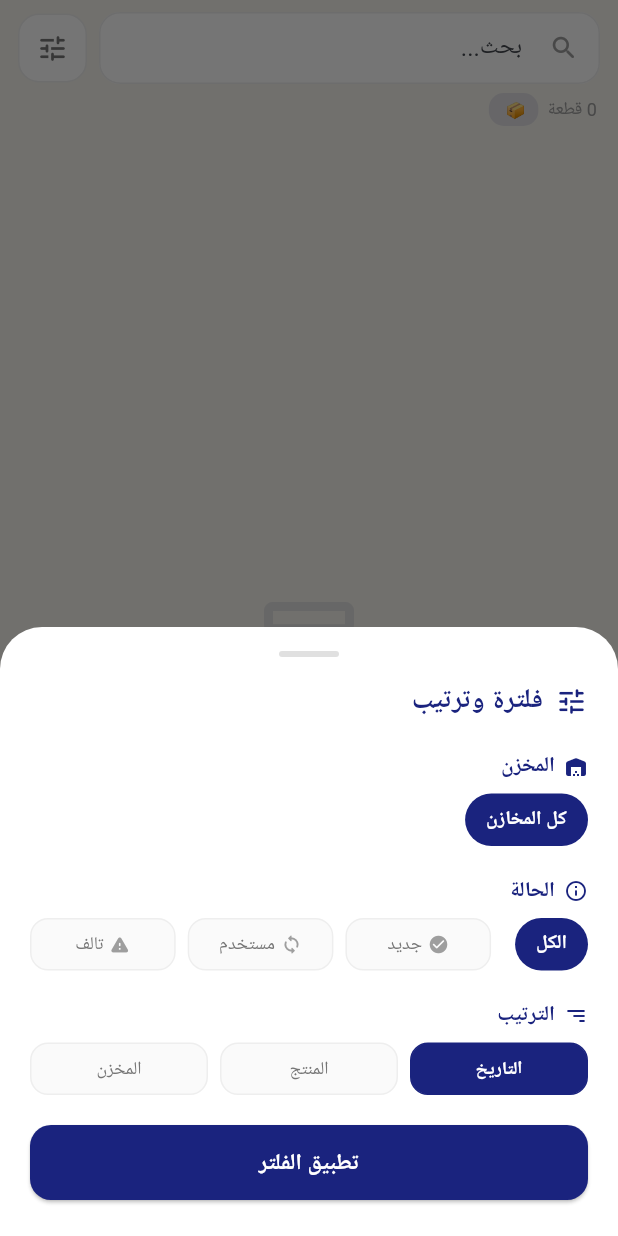
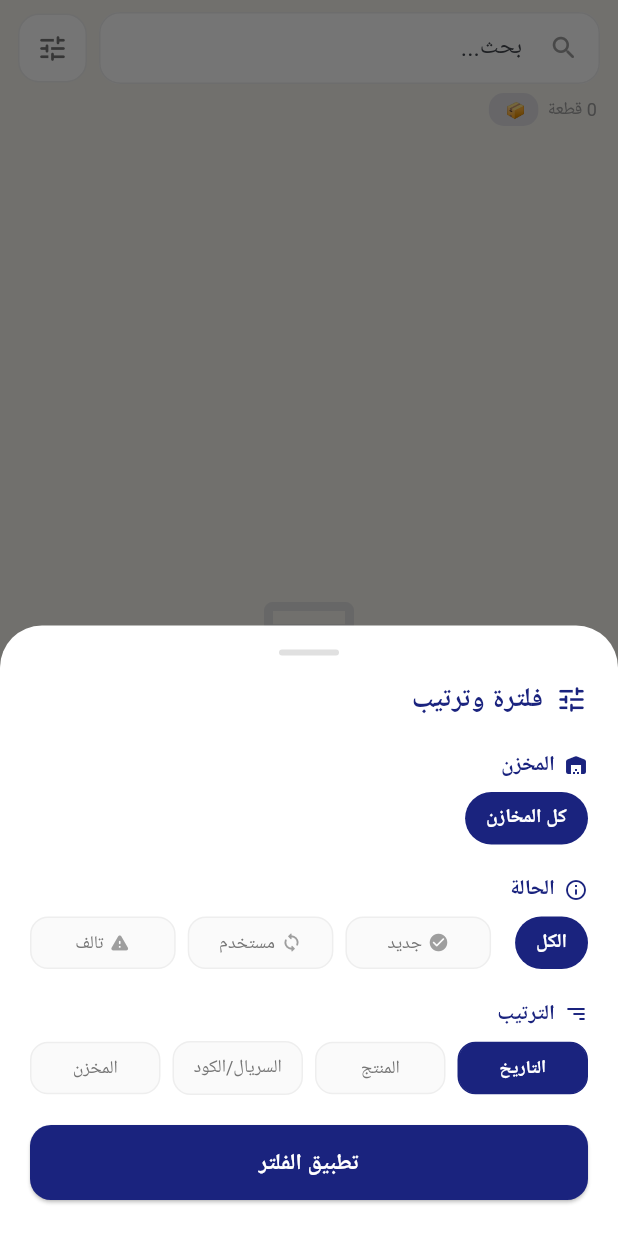
Before and after one commit to Kimoo193/INVENTORY_APP, a Flutter app: the InventoryScreen widget shown alone on an empty page, opened directly, after a tap on the "tune" icon, on a phone screen of 412 x 824 dp. Run offline on Flutter 3.47's test engine with Material 3 defaults, Android fonts, the phone set to English and light mode, and no system bars; our stand-ins replace cloud_firestore, connectivity_plus, file_picker, firebase_auth, firebase_core, flutter_local_notifications and 4 more; missing offline and left inert: excel, google_mlkit_text_recognition, mobile_scanner, syncfusion_flutter_pdf; accounts and stored records are empty; network calls fail.

Commit message:
feat: add sorting by serial number in inventory screen

```diff
--- a/lib/app_localizations.dart
+++ b/lib/app_localizations.dart
@@ -59,6 +59,7 @@ class AppLocalizations {
   static String get sortDate => isArabic ? 'التاريخ' : 'Date';
   static String get sortProduct => isArabic ? 'المنتج' : 'Product';
   static String get sortWarehouse => isArabic ? 'المخزن' : 'Warehouse';
+  static String get sortSerial => isArabic ? 'السريال/الكود' : 'Serial/Code';
   static String get allWarehouses => isArabic ? 'كل المخازن' : 'All';
   static String get allConditions => isArabic ? 'الكل' : 'All';
   static String get applyFilter => isArabic ? 'تطبيق الفلتر' : 'Apply Filter';
--- a/lib/inventory_screen.dart
+++ b/lib/inventory_screen.dart
@@ -137,6 +137,18 @@ class _InventoryScreenState extends State<InventoryScreen> {
     switch (_filter.sortBy) {
       case 'product':
         r.sort((a, b) => a.productName.compareTo(b.productName));
+        break;
+      case 'serial':
+        r.sort((a, b) {
+          final sa = (a.serial ?? '').trim().toLowerCase();
+          final sb = (b.serial ?? '').trim().toLowerCase();
+          if (sa.isEmpty && sb.isNotEmpty) return 1;
+          if (sa.isNotEmpty && sb.isEmpty) return -1;
+
+          final bySerial = sa.compareTo(sb);
+          if (bySerial != 0) return bySerial;
+          return a.productName.compareTo(b.productName);
+        });
         break;
       case 'warehouse':
         r.sort((a, b) => a.warehouseName.compareTo(b.warehouseName));
@@ -290,6 +302,11 @@ class _InventoryScreenState extends State<InventoryScreen> {
                       tmp.sortBy,
                       () => set(() =>
                           tmp = tmp.copyWith(sortBy: 'product'))),
+                  const SizedBox(width: 8),
+                  _sortChip(AppLocalizations.sortSerial, 'serial',
+                    tmp.sortBy,
+                    () => set(() =>
+                      tmp = tmp.copyWith(sortBy: 'serial'))),
                   const SizedBox(width: 8),
                   _sortChip(AppLocalizations.sortWarehouse,
                       'warehouse', tmp.sortBy,
```
